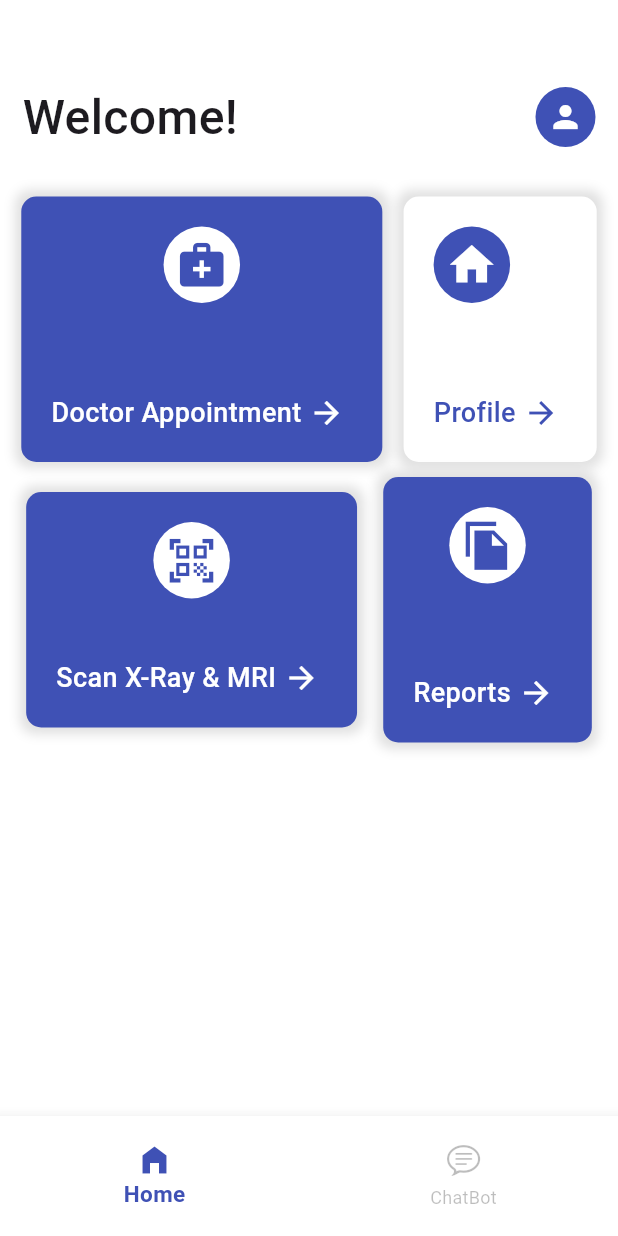
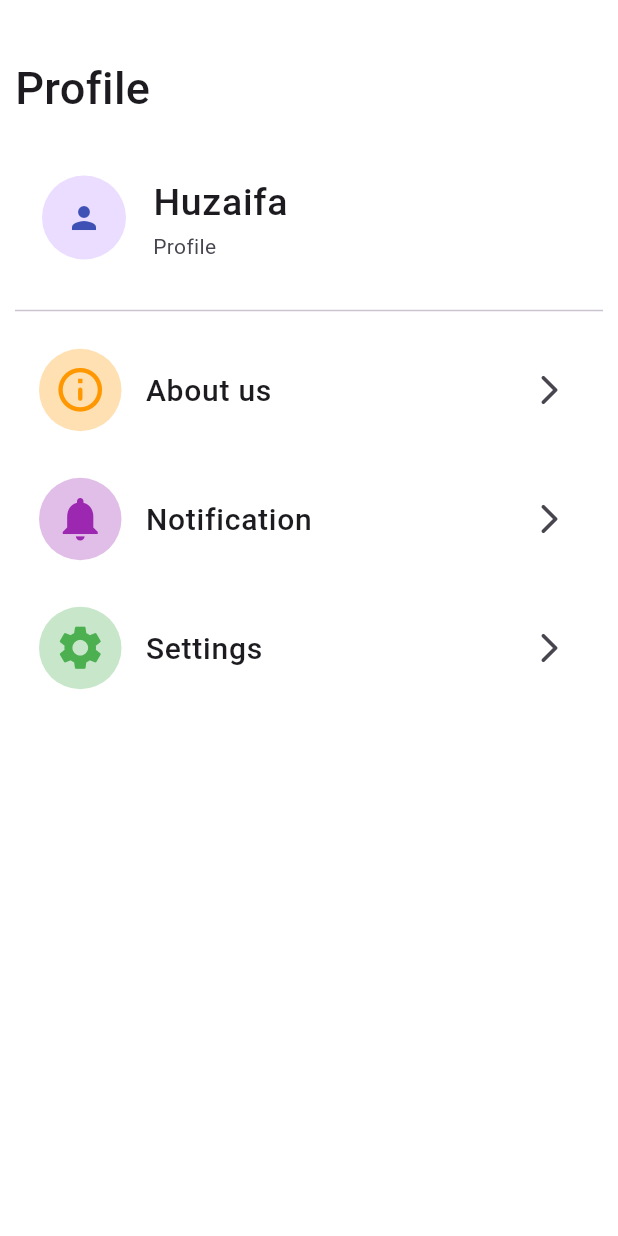
Before and after one commit to ihuzaifa1/MedApp, a Flutter app: the navbar screen opened directly, after a tap on "Profile", on a phone screen of 412 x 824 dp. Run offline on Flutter 3.47's test engine with Material 3 defaults, Android fonts, the light colour scheme and no system bars; our stand-ins replace firebase_auth, firebase_core, fluttertoast; accounts and stored records are empty.

Commit message:
MainScreen

```diff
--- a/lib/MainPage.dart
+++ b/lib/MainPage.dart
@@ -1,4 +1,5 @@
 import 'package:flutter/material.dart';
+import 'package:medicare_dart/profile.dart';
 
 class MainPage extends StatelessWidget{
   @override
@@ -87,7 +88,13 @@ class MainPage extends StatelessWidget{
                 ),
               ),
               InkWell(
-                onTap: (){},
+                onTap: (){
+                  Navigator.push(
+                      context,
+                      MaterialPageRoute(
+                        builder: (context) => profile(),
+                      ));
+                },
                 child: Container(
                   padding: EdgeInsets.all(20),
                   decoration: BoxDecoration(
--- /dev/null
+++ b/lib/chatbot.dart
@@ -0,0 +1,10 @@
+import 'package:flutter/material.dart';
+
+class chatbot extends StatelessWidget{
+  @override
+  Widget build(BuildContext context){
+    return Scaffold(
+
+    );
+  }
+}
--- a/lib/navbar.dart
+++ b/lib/navbar.dart
@@ -1,6 +1,7 @@
 import 'package:flutter/cupertino.dart';
 import 'package:flutter/material.dart';
 import 'package:medicare_dart/MainPage.dart';
+import 'package:medicare_dart/chatbot.dart';
 
 class navbar extends StatefulWidget {
   @override
@@ -11,7 +12,7 @@ class _navbarState extends State<navbar> {
   int _selectedscreen = 0;
   final _screens = [
     MainPage(),
-    Container(),
+    chatbot(),
   ];
   @override
   Widget build(BuildContext context) {
--- /dev/null
+++ b/lib/profile.dart
@@ -0,0 +1,104 @@
+import 'package:flutter/material.dart';
+
+class profile extends StatefulWidget{
+  @override
+  State<profile> createState() => _profileState();
+}
+
+class _profileState extends State<profile> {
+  @override
+  Widget build(BuildContext context){
+    return Material(
+      color: Colors.white,
+      child: Padding(
+        padding: const EdgeInsets.symmetric(vertical: 37.0 ,horizontal: 10),
+        child: Column(
+          crossAxisAlignment: CrossAxisAlignment.start,
+          children: [
+            Text("Profile",
+            style: TextStyle(
+              fontSize: 30,
+              fontWeight: FontWeight.w500,
+            ),
+            ),
+            SizedBox(height: 28,),
+            ListTile(
+              leading: CircleAvatar(
+                radius: 30,
+                child: Icon(Icons.person,color: Colors.indigo,),
+              ),
+              title: Text("Huzaifa",
+              style: TextStyle(
+                fontSize: 25,
+                fontWeight: FontWeight.w500
+              ),
+              ),
+              subtitle: Text("Profile"),
+            ),
+            Divider(height: 50,),
+            ListTile(
+              onTap: (){},
+              leading: Container(
+                padding: EdgeInsets.all(10),
+                decoration: BoxDecoration(
+                  color: Colors.orange.shade100,
+                  shape: BoxShape.circle
+                ),
+                child: Icon(Icons.info_outline_rounded,
+                color: Colors.orange,
+                size: 35,),
+              ),
+              title: Text("About us",
+              style: TextStyle(
+                fontWeight: FontWeight.w500,
+                fontSize: 20
+              ),),
+              trailing: Icon(Icons.arrow_forward_ios_rounded),
+            ),
+            SizedBox(height: 30,),
+            ListTile(
+              onTap: (){},
+              leading: Container(
+                padding: EdgeInsets.all(10),
+                decoration: BoxDecoration(
+                    color: Colors.purple.shade100,
+                    shape: BoxShape.circle
+                ),
+                child: Icon(Icons.notifications,
+                  color: Colors.purple,
+                  size: 35,),
+              ),
+              title: Text("Notification",
+                style: TextStyle(
+                    fontWeight: FontWeight.w500,
+                    fontSize: 20
+                ),),
+              trailing: Icon(Icons.arrow_forward_ios_rounded),
+            ),
+            SizedBox(height: 30,),
+            ListTile(
+              onTap: (){},
+              leading: Container(
+                padding: EdgeInsets.all(10),
+                decoration: BoxDecoration(
+                    color: Colors.green.shade100,
+                    shape: BoxShape.circle
+                ),
+                child: Icon(Icons.settings,
+                  color: Colors.green,
+                  size: 35,),
+              ),
+              title: Text("Settings",
+                style: TextStyle(
+                    fontWeight: FontWeight.w500,
+                    fontSize: 20
+                ),),
+              trailing: Icon(Icons.arrow_forward_ios_rounded),
+            ),
+
+          ],
+        ),
+      ),
+    );
+  }
+}
```
